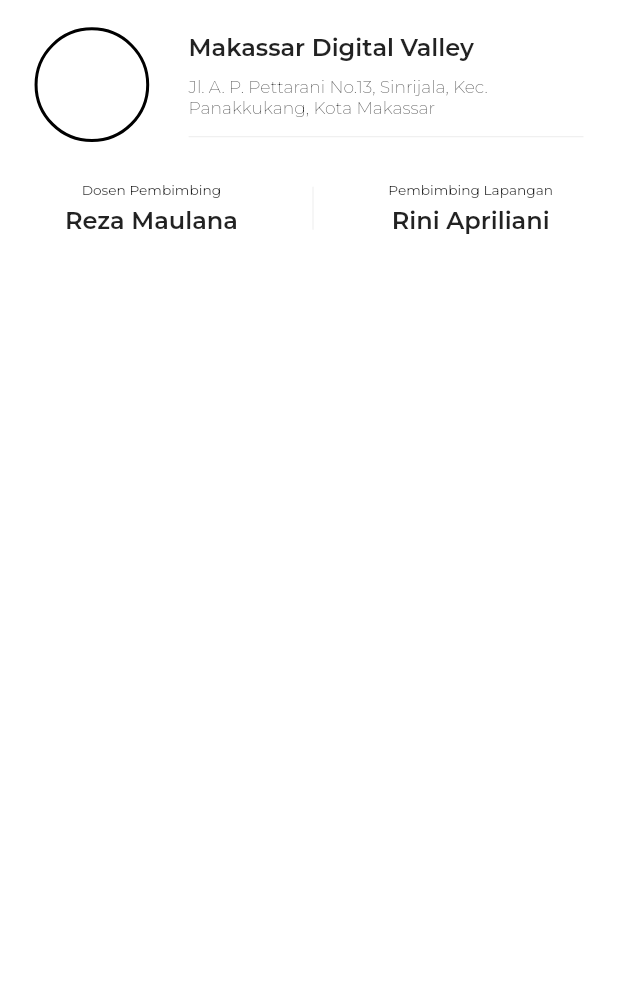
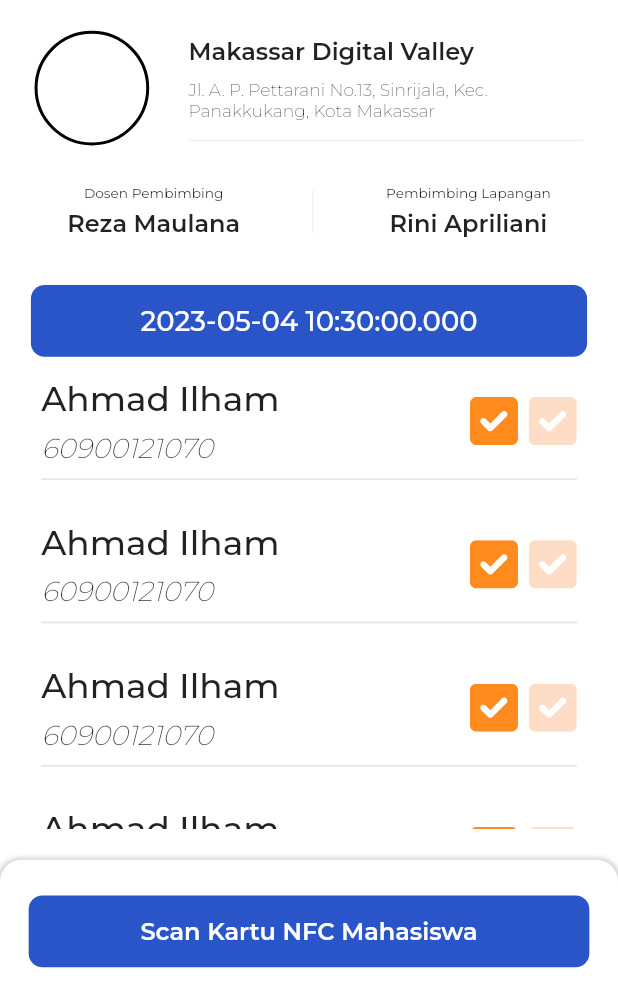
Before and after one commit to IJ4L/SiMonitoring-Flutter, a Flutter app: the Homepembimbing screen opened by its route, on a phone screen of 412 x 824 dp, the part 233-1236 px from its top. Run offline on Flutter 3.47's test engine with Material 2 defaults, Android fonts, the phone set to English and light mode, and no system bars; our stand-ins replace bloc, camera, equatable, flutter_bloc, flutter_screenutil, flutter_svg; project files that could hold a hidden picture were left out.

Commit message:
ui update

```diff
--- a/lib/ui/pages/pembimbing_pages/home_pembimbing.dart
+++ b/lib/ui/pages/pembimbing_pages/home_pembimbing.dart
@@ -1,6 +1,8 @@
 import 'package:flutter/material.dart';
 import 'package:flutter_screenutil/flutter_screenutil.dart';
+import 'package:flutter_svg/flutter_svg.dart';
 import 'package:simor/shared/themes.dart';
+import 'package:simor/ui/widgets/costume_button.dart';
 
 class Homepembimbing extends StatelessWidget {
   const Homepembimbing({super.key});
@@ -36,7 +38,7 @@ class Homepembimbing extends StatelessWidget {
         ),
       ),
       body: Padding(
-        padding: EdgeInsets.all(16.r),
+        padding: EdgeInsets.all(18.r),
         child: Column(
           children: [
             Row(
@@ -137,7 +139,119 @@ class Homepembimbing extends StatelessWidget {
                 ),
               ],
             ),
+            Container(
+              height: 40.h,
+              width: double.infinity,
+              margin: EdgeInsets.only(top: 26.h),
+              decoration: BoxDecoration(
+                color: kPrimaryColor,
+                borderRadius: BorderRadius.circular(8.r),
+              ),
+              child: Center(
+                child: Text(
+                  DateTime.now().toString(),
+                  style: whiteTextStyle.copyWith(
+                    fontSize: 16.sp,
+                    fontWeight: medium,
+                  ),
+                  textScaleFactor: 1,
+                ),
+              ),
+            ),
+            Expanded(
+              child: ListView.separated(
+                padding: EdgeInsets.zero,
+                itemBuilder: (context, index) => Container(
+                  height: 80.h,
+                  padding: EdgeInsets.symmetric(
+                    vertical: 12.h,
+                    horizontal: 6.w,
+                  ),
+                  decoration: BoxDecoration(
+                    borderRadius: BorderRadius.circular(12.h),
+                  ),
+                  child: Column(
+                    children: [
+                      Row(
+                        children: [
+                          Column(
+                            crossAxisAlignment: CrossAxisAlignment.start,
+                            children: [
+                              Text(
+                                'Ahmad Ilham',
+                                style: TextStyle(
+                                  fontWeight: medium,
+                                  fontSize: 20.sp,
+                                ),
+                                textScaleFactor: 1,
+                              ),
+                              SizedBox(height: 6.h),
+                              Text(
+                                '60900121070',
+                                style: TextStyle(
+                                  fontSize: 16.sp,
+                                  fontWeight: light,
+                                  fontStyle: FontStyle.italic,
+                                ),
+                                textScaleFactor: 1,
+                              ),
+                            ],
+                          ),
+                          const Spacer(),
+                          SvgPicture.asset(
+                            "assets/icons/check_box_on.svg",
+                            width: 28.r,
+                            height: 28.r,
+                            fit: BoxFit.fill,
+                          ),
+                          SizedBox(width: 6.h),
+                          SvgPicture.asset(
+                            "assets/icons/check_box_off.svg",
+                            width: 28.r,
+                            height: 28.r,
+                            fit: BoxFit.fill,
+                          ),
+                        ],
+                      ),
+                      SizedBox(height: 8.h),
+                      Container(
+                        height: 1.h,
+                        width: double.infinity,
+                        color: kBlackColor.withOpacity(0.1),
+                      )
+                    ],
+                  ),
+                ),
+                separatorBuilder: (_, index) => const SizedBox(height: 0),
+                itemCount: 6,
+              ),
+            ),
           ],
+        ),
+      ),
+      bottomNavigationBar: Container(
+        width: 320.w,
+        height: 80.h,
+        decoration: BoxDecoration(
+          color: Colors.white,
+          boxShadow: [
+            BoxShadow(
+              color: Colors.grey.withOpacity(0.5),
+              blurRadius: 2,
+              blurStyle: BlurStyle.normal,
+              spreadRadius: 1,
+            ),
+          ],
+          borderRadius: BorderRadius.vertical(top: Radius.circular(12.h)),
+        ),
+        child: Center(
+          child: Padding(
+            padding: EdgeInsets.symmetric(horizontal: 16.h),
+            child: Costumebutton(
+              title: 'Scan Kartu NFC Mahasiswa',
+              ontap: () {},
+            ),
+          ),
         ),
       ),
     );
```
Also changed, not shown: assets/icons/check_box_off.svg (added), assets/icons/check_box_on.svg (added).
